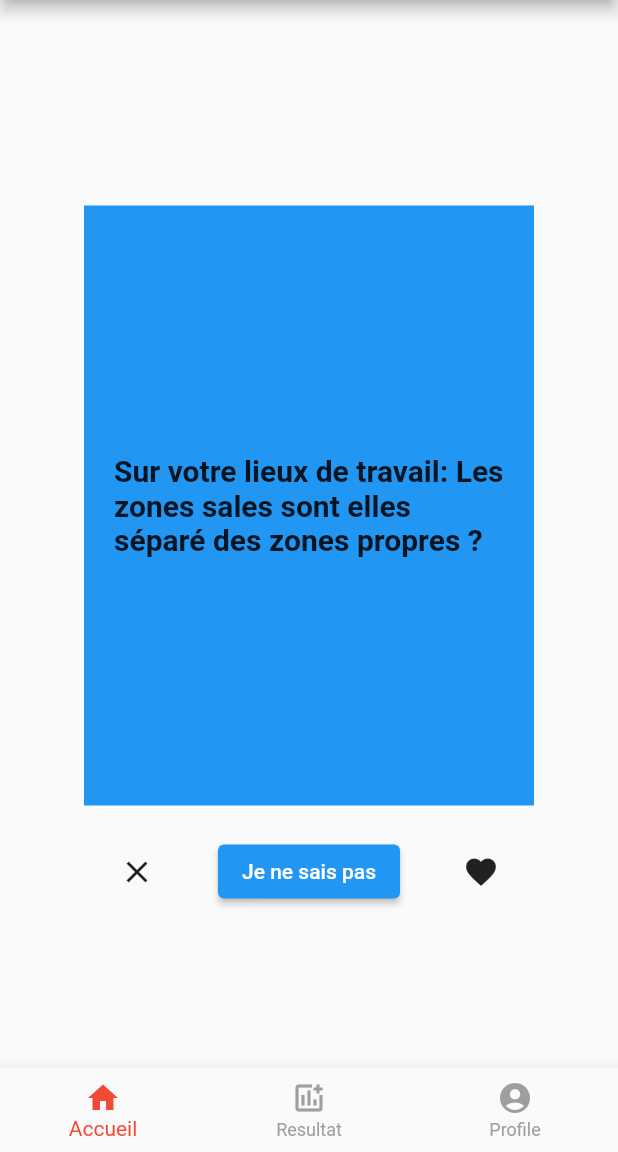
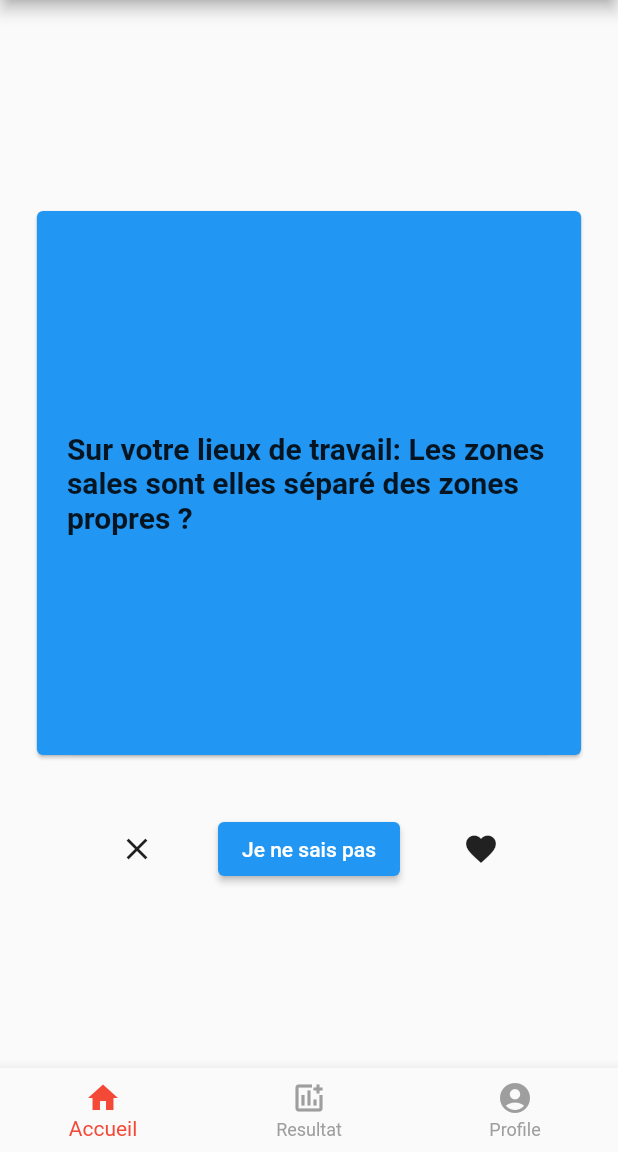
Before and after one commit to melvincurinier/flutter_app_grifforhse, a Flutter app: the screen it shows after launch, on a phone screen of 412 x 824 dp, the part 84-1236 px from its top. Run offline on Flutter 3.47's test engine with Material 2 defaults, Android fonts, the phone set to English and light mode, and no system bars; drawn by our look-alikes of flutter_tindercard; our stand-ins replace flutter_animation_progress_bar, percent_indicator.

Commit message:
final commit

```diff
--- a/lib/pages/home/carte_model.dart
+++ b/lib/pages/home/carte_model.dart
@@ -42,7 +42,7 @@ class CardModel with ChangeNotifier {
       CardData('Les sanitaires des clients sont-ils différents de ceux du personnel ?', 1, categories[0]),
       CardData('Y-a-t\'il à votre disposition des bacs de trie ?', 1, categories[2]),
       CardData('Portez-vous des équipements de protection obligatoire types bouchons d\'oreilles, casque ou gants ?', 1, categories[1]),
-      CardData('Vous êtes arrivé à la fin des propositions.', 0, CardCategory('Fin', Colors.grey)),
+      CardData('Vous êtes arrivé à la fin des propositions.\n(Vous pouvez arrettez de swiper)', 0, CardCategory('Fin', Colors.grey)),
     ];
   }
 
--- a/lib/pages/home/home.dart
+++ b/lib/pages/home/home.dart
@@ -2,7 +2,7 @@ import 'package:flutter/material.dart';
 import 'package:provider/provider.dart';
 import 'package:flutter_app_grifforhse/pages/resultats/user_score.dart';
 import 'package:flutter_app_grifforhse/pages/home/carte_model.dart';
-import 'package:flutter_card_swiper/flutter_card_swiper.dart';
+import 'package:flutter_tindercard/flutter_tindercard.dart';
 
 class HomePage extends StatefulWidget {
   const HomePage({super.key});
@@ -12,29 +12,69 @@ class HomePage extends StatefulWidget {
 }
 
 class _HomePageState extends State<HomePage> {
+  // Ajout du CardController
+  final CardController cardController = CardController();
+
   @override
   Widget build(BuildContext context) {
     var cardModel = Provider.of<CardModel>(context);
-    var card = cardModel.getCurrentCard();
     var userScore = Provider.of<UserScore>(context, listen: false);
 
     return Center(
-      child: Column(
+      child: Stack(
+        children: [
+          //Background text
+          Center(
+            child: Text(
+              "On vous a dit d'arretez de swiper !",
+              style: TextStyle(fontSize: 15, color: Colors.grey),
+            ),
+          ),
+          Column(
             mainAxisAlignment: MainAxisAlignment.center,
             children: [
               Container(
-            height: 400,
-            width: 300,
-            margin: EdgeInsets.only(top: 30),
-            color: card.category.color,
+                height: 400.0,
+                child: TinderSwapCard(
+                  orientation: AmassOrientation.BOTTOM,
+                  totalNum: cardModel.cards.length,
+                  stackNum: 3,
+                  swipeEdge: 4.0,
+                  maxWidth: MediaQuery.of(context).size.width * 0.9,
+                  maxHeight: MediaQuery.of(context).size.width * 0.9,
+                  minWidth: MediaQuery.of(context).size.width * 0.8,
+                  minHeight: MediaQuery.of(context).size.width * 0.8,
+                  cardBuilder: (context, index) => Card(
+                    color: cardModel.cards[index].category.color,
                     child: Center(
                       child: Padding(
                         padding: EdgeInsets.all(20),
                         child: Text(
-                  card.content,
-                  style: TextStyle(fontSize: 20, fontWeight: FontWeight.bold),
+                          cardModel.cards[index].content,
+                          style: TextStyle(
+                              fontSize: 20, fontWeight: FontWeight.bold),
                         ),
                       ),
+                    ),
+                  ),
+                  cardController: cardController,
+                  swipeUpdateCallback:
+                      (DragUpdateDetails details, Alignment align) {
+                    /// Get swiping card's alignment
+                  },
+                  swipeCompleteCallback:
+                      (CardSwipeOrientation orientation, int index) {
+                    /// Get orientation & index of swiped card!
+                    if (orientation == CardSwipeOrientation.RIGHT) {
+                      userScore.updateScore(
+                          cardModel.cards[index].category.name,
+                          cardModel.cards[index].value);
+                      cardModel.nextCard();
+                    }
+                    if (orientation == CardSwipeOrientation.LEFT) {
+                      cardModel.nextCard();
+                    }
+                  },
                 ),
               ),
               SizedBox(height: 20),
@@ -44,30 +84,30 @@ class _HomePageState extends State<HomePage> {
                   IconButton(
                     icon: Icon(Icons.close),
                     onPressed: () {
+                      cardController.triggerLeft();
                       cardModel.nextCard();
                     },
-                // Action à effectuer lorsque le bouton avec la croix est pressé
                   ),
-              SizedBox(
-                  width:
-                      30), // Ajoute un espace horizontal de 10 pixels entre les boutons
+                  SizedBox(width: 30),
                   ElevatedButton(
                     onPressed: () {
+                      cardController.triggerLeft();
                       cardModel.nextCard();
                     },
-                // Action à effectuer lorsque le bouton "Je ne sais pas" est pressé
                     child: Text("Je ne sais pas"),
                   ),
-              SizedBox(
-                  width:
-                      30), // Ajoute un espace horizontal de 10 pixels entre les boutons
+                  SizedBox(width: 30),
                   IconButton(
                       icon: Icon(Icons.favorite),
                       onPressed: () {
-                    userScore.updateScore(card.category.name, card.value);
+                        userScore.updateScore(
+                            cardModel
+                                .cards[cardModel.currentIndex].category.name,
+                            cardModel.cards[cardModel.currentIndex].value);
+                        cardController.triggerRight();
                         cardModel.nextCard();
-                  }
-                  // Action à effectuer lorsque le bouton avec le cœur est pressé
+                      }),
+                ],
               ),
             ],
           ),
--- a/pubspec.yaml
+++ b/pubspec.yaml
@@ -37,7 +37,7 @@ dependencies:
   # Use with the CupertinoIcons class for iOS style icons.
   cupertino_icons: ^1.0.2
   flutter_animation_progress_bar: ^2.3.1
-  flutter_card_swiper: ^5.1.0
+  flutter_tindercard: ^0.2.0
 
 dev_dependencies:
   flutter_test:
```
Also changed, not shown: pubspec.lock. Lines whose indentation alone changed are shown as unchanged.
